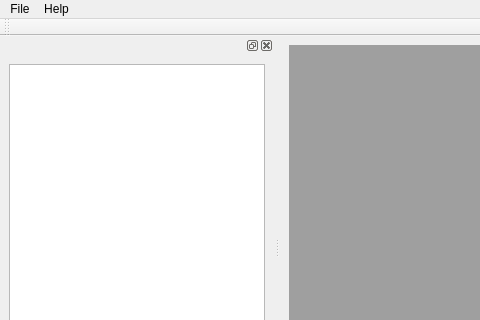
Old version of the form ui/main_window.ui in the repository sand74/cli3; both pictures show x 0 to 480 and y 0 to 320 of the 986 by 714 pixel window.
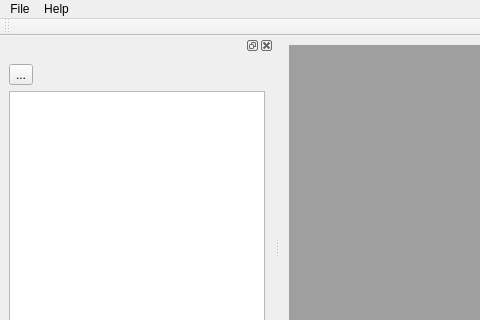
New version of the form.

```diff
--- a/ui/main_window.ui
+++ b/ui/main_window.ui
@@ -63,6 +63,30 @@
    </attribute>
    <widget class="QWidget" name="dockWidgetContents">
     <layout class="QVBoxLayout" name="verticalLayout_2">
+              <item>
+                  <layout class="QHBoxLayout" name="horizontalLayout_2">
+                      <item>
+                          <widget class="QToolButton" name="refreshFoldersButton">
+                              <property name="text">
+                                  <string>...</string>
+                              </property>
+                          </widget>
+                      </item>
+                      <item>
+                          <spacer name="horizontalSpacer">
+                              <property name="orientation">
+                                  <enum>Qt::Horizontal</enum>
+                              </property>
+                              <property name="sizeHint" stdset="0">
+                                  <size>
+                                      <width>40</width>
+                                      <height>20</height>
+                                  </size>
+                              </property>
+                          </spacer>
+                      </item>
+                  </layout>
+              </item>
      <item>
       <widget class="QTreeWidget" name="foldersTreeWidget">
        <property name="contextMenuPolicy">
```
Left out of the diff: 2 changed lines with no effect on the pictures. Lines whose indentation alone changed are shown as unchanged.
